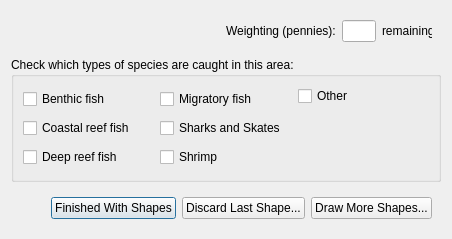
The window that cobi_loreto/Interview/drawgear.ui (Ecotrust/openoceanmap-desktop) describes before a commit, drawn with Qt 5.
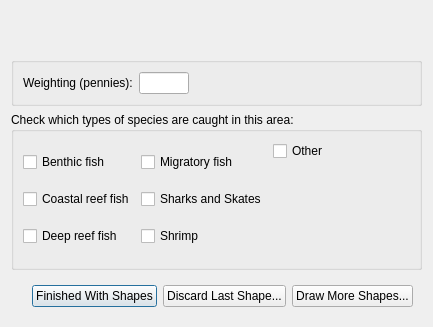
The same window after the commit.

Patch:
```diff
--- a/cobi_loreto/Interview/drawgear.ui
+++ b/cobi_loreto/Interview/drawgear.ui
@@ -6,14 +6,14 @@
    <rect>
     <x>0</x>
     <y>0</y>
-    <width>452</width>
-    <height>239</height>
+    <width>433</width>
+    <height>327</height>
    </rect>
   </property>
   <property name="windowTitle" >
    <string>OpenOceanMap - Next Polygon</string>
   </property>
-  <layout class="QVBoxLayout" name="verticalLayout_4" >
+  <layout class="QVBoxLayout" >
    <item>
     <widget class="QWidget" native="1" name="widget_2" >
      <layout class="QHBoxLayout" >
@@ -21,13 +21,13 @@
        <widget class="QLabel" name="type_label" >
         <property name="minimumSize" >
          <size>
-          <width>200</width>
+          <width>300</width>
           <height>0</height>
          </size>
         </property>
         <property name="maximumSize" >
          <size>
-          <width>500</width>
+          <width>300</width>
           <height>16777215</height>
          </size>
         </property>
@@ -41,31 +41,29 @@
         </property>
        </widget>
       </item>
+     </layout>
+    </widget>
+   </item>
       <item>
-       <widget class="QLabel" name="penny_label" >
+    <widget class="QGroupBox" name="groupBox_2" >
+     <property name="title" >
+      <string/>
+     </property>
+     <layout class="QHBoxLayout" >
+      <item>
+       <layout class="QHBoxLayout" >
+        <item>
+         <widget class="QLabel" name="penny_label_3" >
         <property name="text" >
          <string>Weighting (pennies):</string>
         </property>
        </widget>
       </item>
       <item>
-       <widget class="QLineEdit" name="line_1" >
+         <widget class="QLineEdit" name="line_3" >
         <property name="enabled" >
          <bool>true</bool>
         </property>
-        <property name="maximumSize" >
-         <size>
-          <width>200</width>
-          <height>16777215</height>
-         </size>
-        </property>
-        <property name="text" >
-         <string/>
-        </property>
-       </widget>
-      </item>
-      <item>
-       <widget class="QLabel" name="pl_label" >
         <property name="minimumSize" >
          <size>
           <width>50</width>
@@ -79,9 +77,31 @@
          </size>
         </property>
         <property name="text" >
-         <string>remaining</string>
-        </property>
-       </widget>
+           <string/>
+          </property>
+         </widget>
+        </item>
+        <item>
+         <widget class="QLabel" name="pl_label_4" >
+          <property name="text" >
+           <string/>
+          </property>
+         </widget>
+        </item>
+        <item>
+         <spacer>
+          <property name="orientation" >
+           <enum>Qt::Horizontal</enum>
+          </property>
+          <property name="sizeHint" >
+           <size>
+            <width>40</width>
+            <height>20</height>
+           </size>
+          </property>
+         </spacer>
+        </item>
+       </layout>
       </item>
      </layout>
     </widget>
@@ -91,9 +111,9 @@
      <property name="title" >
       <string>Check which types of species are caught in this area:</string>
      </property>
-     <layout class="QHBoxLayout" name="horizontalLayout" >
+     <layout class="QHBoxLayout" >
       <item>
-       <layout class="QVBoxLayout" name="verticalLayout" >
+       <layout class="QVBoxLayout" >
         <item>
          <widget class="QCheckBox" name="s5" >
           <property name="text" >
@@ -118,7 +138,7 @@
        </layout>
       </item>
       <item>
-       <layout class="QVBoxLayout" name="verticalLayout_2" >
+       <layout class="QVBoxLayout" >
         <item>
          <widget class="QCheckBox" name="s4" >
           <property name="text" >
@@ -143,7 +163,7 @@
        </layout>
       </item>
       <item>
-       <layout class="QVBoxLayout" name="verticalLayout_3" >
+       <layout class="QVBoxLayout" >
         <item>
          <widget class="QCheckBox" name="s7" >
           <property name="text" >
@@ -152,11 +172,11 @@
          </widget>
         </item>
         <item>
-         <spacer name="verticalSpacer" >
+         <spacer>
           <property name="orientation" >
            <enum>Qt::Vertical</enum>
           </property>
-          <property name="sizeHint" stdset="0" >
+          <property name="sizeHint" >
            <size>
             <width>20</width>
             <height>40</height>
@@ -166,6 +186,19 @@
         </item>
        </layout>
       </item>
+      <item>
+       <spacer>
+        <property name="orientation" >
+         <enum>Qt::Horizontal</enum>
+        </property>
+        <property name="sizeHint" >
+         <size>
+          <width>40</width>
+          <height>20</height>
+         </size>
+        </property>
+       </spacer>
+      </item>
      </layout>
     </widget>
    </item>
@@ -177,7 +210,7 @@
         <property name="orientation" >
          <enum>Qt::Horizontal</enum>
         </property>
-        <property name="sizeHint" stdset="0" >
+        <property name="sizeHint" >
          <size>
           <width>196</width>
           <height>20</height>
```
Lines whose indentation alone changed are shown as unchanged.
